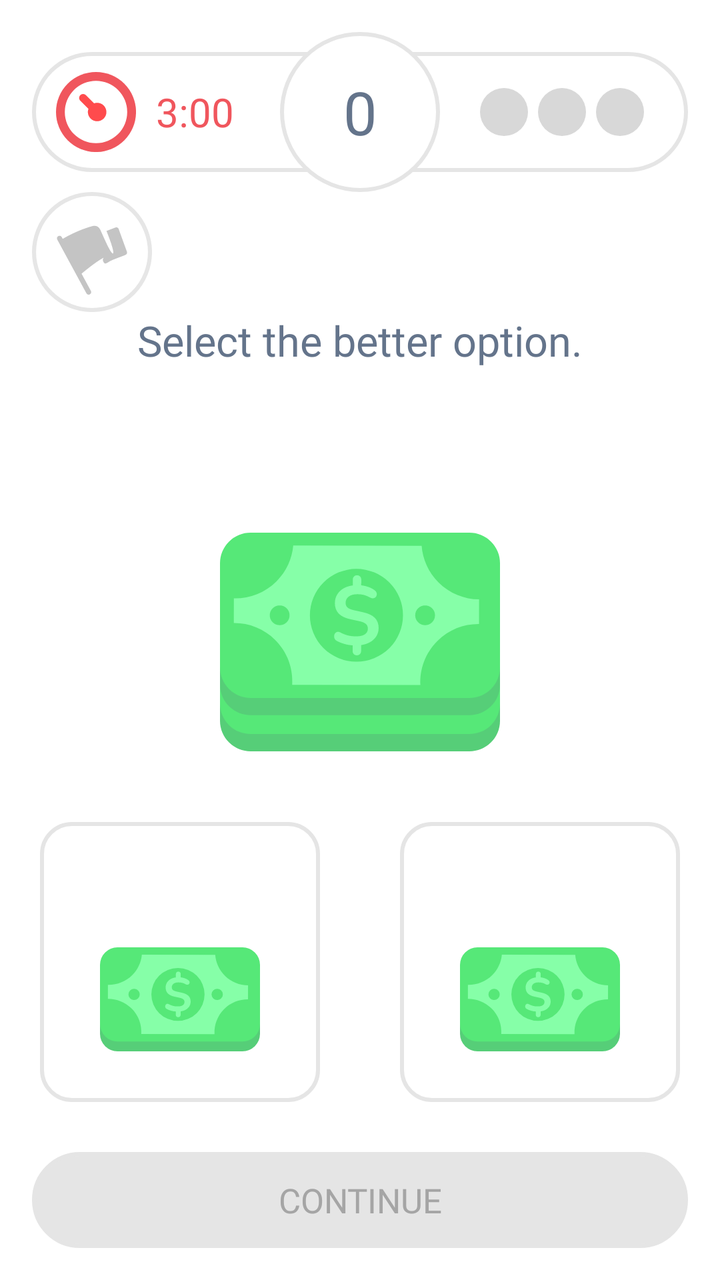
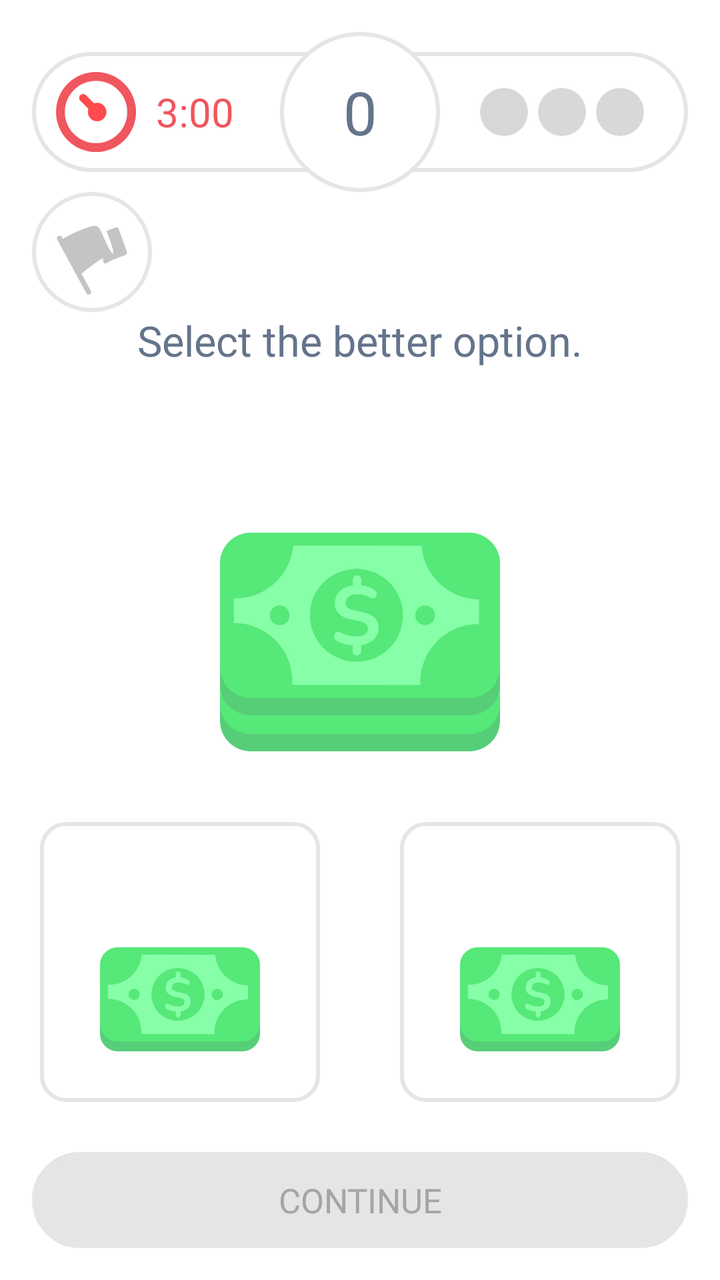

Two renders of the same Android screen: before a commit and after it. Below are the layout's source before the change and the commit's diff.
<!-- AndroidManifest.xml: application theme Theme.Tetragon -->
<!-- res/layout/activity_ui_cash_storm.xml -->
<?xml version="1.0" encoding="utf-8"?>
<androidx.constraintlayout.widget.ConstraintLayout xmlns:android="http://schemas.android.com/apk/res/android"
    xmlns:app="http://schemas.android.com/apk/res-auto"
    xmlns:tools="http://schemas.android.com/tools"
    android:id="@+id/main"
    android:layout_width="match_parent"
    android:layout_height="match_parent"
    android:background="@color/white"
    tools:context=".ui.uiCashStorm.UiCashStormActivity">

    
    <LinearLayout
        android:id="@+id/internetConnection"
        android:layout_width="0dp"
        android:layout_height="wrap_content"
        android:background="@color/gray_3"
        android:gravity="center"
        android:orientation="horizontal"
        android:padding="10dp"
        android:visibility="gone"
        app:layout_constraintEnd_toEndOf="parent"
        app:layout_constraintStart_toStartOf="parent"
        app:layout_constraintTop_toTopOf="parent">

        <ImageView
            android:layout_width="20dp"
            android:layout_height="20dp"
            android:layout_marginEnd="10dp"
            android:src="@drawable/internet_lost" />

        <TextView
            android:layout_width="wrap_content"
            android:layout_height="wrap_content"
            android:fontFamily="@font/inter_semibold"
            android:text="YOU ARE OFFLINE"
            android:textColor="@color/black_3"
            android:textSize="14sp" />
    </LinearLayout>

    <LinearLayout
        android:id="@+id/offlineContainer"
        android:layout_width="0dp"
        android:layout_height="0dp"
        android:gravity="center"
        android:orientation="vertical"
        android:padding="16dp"
        android:visibility="gone"
        app:layout_constraintBottom_toBottomOf="parent"
        app:layout_constraintEnd_toEndOf="parent"
        app:layout_constraintStart_toStartOf="parent"
        app:layout_constraintTop_toBottomOf="@id/internetConnection">

        <app.rive.runtime.kotlin.RiveAnimationView
            android:id="@+id/internet_mr_square"
            android:layout_width="260dp"
            android:layout_height="180dp"
            app:riveAutoPlay="true"
            app:riveResource="@raw/no_internet_mr_square"
            app:riveStateMachine="State Machine 1" />

        <TextView
            android:id="@+id/offlineTitle"
            android:layout_width="wrap_content"
            android:layout_height="wrap_content"
            android:layout_marginTop="8dp"
            android:fontFamily="@font/inter_semibold"
            android:text="App is currently unavailable."
            android:textColor="@color/black_3"
            android:textSize="18sp" />

        <TextView
            android:id="@+id/offlineSubtitle"
            android:layout_width="wrap_content"
            android:layout_height="wrap_content"
            android:layout_marginTop="4dp"
            android:fontFamily="@font/inter_medium"
            android:gravity="center"
            android:text="Check your connection or try again later!"
            android:textAlignment="center"
            android:textColor="@color/gray_1"
            android:textSize="14sp" />

    </LinearLayout>

    
    <androidx.constraintlayout.widget.ConstraintLayout
        android:id="@+id/mainContent"
        android:layout_width="0dp"
        android:layout_height="0dp"
        app:layout_constraintBottom_toBottomOf="parent"
        app:layout_constraintEnd_toEndOf="parent"
        app:layout_constraintStart_toStartOf="parent"
        app:layout_constraintTop_toBottomOf="@id/internetConnection">

        <androidx.constraintlayout.widget.ConstraintLayout
            android:layout_width="match_parent"
            android:layout_height="match_parent"
            android:fitsSystemWindows="true">


            <androidx.constraintlayout.widget.ConstraintLayout
                android:layout_width="match_parent"
                android:layout_height="match_parent"
                android:padding="16dp">

                <ImageView
                    android:id="@+id/signFlag"
                    android:layout_width="60dp"
                    android:layout_height="60dp"
                    android:contentDescription="Score circle"
                    android:src="@drawable/sign_flag"
                    app:layout_constraintStart_toStartOf="parent"
                    app:layout_constraintTop_toBottomOf="@+id/topBarContainer" />

                
                <FrameLayout
                    android:id="@+id/topBarContainer"
                    android:layout_width="0dp"
                    android:layout_height="wrap_content"
                    android:clipChildren="false"
                    android:clipToPadding="false"
                    app:layout_constraintEnd_toEndOf="parent"
                    app:layout_constraintStart_toStartOf="parent"
                    app:layout_constraintTop_toTopOf="parent">

                    
                    <LinearLayout
                        android:id="@+id/timerMistakeBar"
                        android:layout_width="match_parent"
                        android:layout_height="60dp"
                        android:layout_gravity="center"
                        android:background="@drawable/top_bar_background"
                        android:clipChildren="false"
                        android:clipToPadding="false"
                        android:gravity="center_vertical"
                        android:orientation="horizontal"
                        android:paddingStart="12dp"
                        android:paddingEnd="12dp">

                        
                        <LinearLayout
                            android:layout_width="0dp"
                            android:layout_height="wrap_content"
                            android:layout_weight="1"
                            android:gravity="center_vertical"
                            android:orientation="horizontal">

                            <ImageView
                                android:id="@+id/clockIcon"
                                android:layout_width="40dp"
                                android:layout_height="40dp"
                                android:src="@drawable/ic_clock" />

                            <TextView
                                android:id="@+id/timerText"
                                android:layout_width="wrap_content"
                                android:layout_height="wrap_content"
                                android:layout_marginStart="10dp"
                                android:fontFamily="@font/inter_semibold"
                                android:text="3:00"
                                android:textColor="#f0565d"
                                android:textSize="20sp" />
                        </LinearLayout>

                        
                        <LinearLayout
                            android:layout_width="0dp"
                            android:layout_height="wrap_content"
                            android:layout_weight="1"
                            android:gravity="end|center_vertical"
                            android:orientation="horizontal"
                            android:paddingRight="10dp">

                            <ImageView
                                android:id="@+id/mistake1"
                                android:layout_width="24dp"
                                android:layout_height="24dp"
                                android:layout_marginEnd="5dp"
                                android:src="@drawable/circle_empty" />

                            <ImageView
                                android:id="@+id/mistake2"
                                android:layout_width="24dp"
                                android:layout_height="24dp"
                                android:layout_marginEnd="5dp"
                                android:src="@drawable/circle_empty" />

                            <ImageView
                                android:id="@+id/mistake3"
                                android:layout_width="24dp"
                                android:layout_height="24dp"
                                android:src="@drawable/circle_empty" />
                        </LinearLayout>
                    </LinearLayout>

                    
                    <FrameLayout
                        android:id="@+id/scoreCircleContainer"
                        android:layout_width="80dp"
                        android:layout_height="80dp"
                        android:layout_gravity="center"
                        android:clipChildren="false"
                        android:clipToPadding="false"
                        android:translationY="0dp">

                        <ImageView
                            android:id="@+id/scoreCircle"
                            android:layout_width="match_parent"
                            android:layout_height="match_parent"
                            android:contentDescription="Score circle"
                            android:src="@drawable/circle_background" />

                        <TextView
                            android:id="@+id/scoreText"
                            android:layout_width="match_parent"
                            android:layout_height="match_parent"
                            android:fontFamily="@font/inter_semibold"
                            android:gravity="center"
                            android:text="0"
                            android:textColor="#64748b"
                            android:textSize="30sp" />
                    </FrameLayout>
                </FrameLayout>

                <LinearLayout
                    android:id="@+id/game_content_area"
                    android:layout_width="0dp"
                    android:layout_height="wrap_content"
                    android:gravity="center"
                    android:orientation="vertical"
                    app:layout_constraintBottom_toTopOf="@+id/enabledButtonFrame"
                    app:layout_constraintEnd_toEndOf="parent"
                    app:layout_constraintStart_toStartOf="parent"
                    app:layout_constraintTop_toBottomOf="@+id/signFlag"
                    app:layout_constraintVertical_bias="0.3">

                    <TextView
                        android:id="@+id/instructionText"
                        android:layout_width="wrap_content"
                        android:layout_height="wrap_content"
                        android:layout_marginBottom="12dp"
                        android:fontFamily="@font/inter_semibold"
                        android:text="Select the better option."
                        android:textColor="@color/text_color"
                        android:textSize="21sp" />

                    <TextView
                        android:id="@+id/total_balance_text"
                        android:layout_width="wrap_content"
                        android:layout_height="wrap_content"
                        android:fontFamily="@font/inter_bold"
                        android:text=""
                        android:textColor="@color/text_color"
                        android:textSize="48sp" />

                    <ImageView
                        android:id="@+id/mainCashIcon"
                        android:layout_width="140dp"
                        android:layout_height="140dp"
                        android:layout_marginTop="-10dp"
                        android:src="@drawable/two_cash" />

                    <LinearLayout
                        android:layout_width="match_parent"
                        android:layout_height="wrap_content"
                        android:gravity="center"
                        android:orientation="horizontal">

                        <LinearLayout
                            android:id="@+id/option_card_1"
                            android:layout_width="140dp"
                            android:layout_height="140dp"
                            android:layout_margin="20dp"
                            android:background="@drawable/custom_background_two"
                            android:clickable="true"
                            android:focusable="true"
                            android:gravity="center"
                            android:orientation="vertical">

                            <TextView
                                android:layout_width="wrap_content"
                                android:layout_height="wrap_content"
                                android:fontFamily="@font/inter_bold"
                                android:text=""
                                android:textColor="@color/text_color"
                                android:textSize="28sp" />

                            <ImageView
                                android:layout_width="80dp"
                                android:layout_height="60dp"
                                android:src="@drawable/one_cash" />
                        </LinearLayout>

                        <LinearLayout
                            android:id="@+id/option_card_2"
                            android:layout_width="140dp"
                            android:layout_height="140dp"
                            android:layout_margin="20dp"
                            android:background="@drawable/custom_background_two"
                            android:clickable="true"
                            android:focusable="true"
                            android:gravity="center"
                            android:orientation="vertical">

                            <TextView
                                android:layout_width="wrap_content"
                                android:layout_height="wrap_content"
                                android:fontFamily="@font/inter_bold"
                                android:text=""
                                android:textColor="@color/text_color"
                                android:textSize="28sp" />

                            <ImageView
                                android:layout_width="80dp"
                                android:layout_height="60dp"
                                android:src="@drawable/one_cash" />
                        </LinearLayout>
                    </LinearLayout>
                </LinearLayout>

                <FrameLayout
                    android:id="@+id/enabledButtonFrame"
                    android:layout_width="match_parent"
                    android:layout_height="wrap_content"
                    android:clipChildren="false"
                    android:clipToPadding="false"
                    android:paddingBottom="5dp"
                    android:visibility="invisible"
                    app:layout_constraintBottom_toBottomOf="parent"
                    app:layout_constraintEnd_toEndOf="parent">

                    
                    <View
                        android:layout_width="match_parent"
                        android:layout_height="48dp"
                        android:background="@drawable/custom_button"
                        android:backgroundTint="@color/blue_1"
                        android:translationY="5dp" />

                    
                    <Button
                        android:id="@+id/enabledButton"
                        android:layout_width="match_parent"
                        android:layout_height="48dp"
                        android:layout_gravity="center"
                        android:background="@drawable/main_button"
                        android:backgroundTint="@null"
                        android:fontFamily="@font/inter_semibold"
                        android:letterSpacing="0"
                        android:stateListAnimator="@drawable/button_animator"
                        android:text="@string/continue_text"
                        android:textColor="#FFFFFF"
                        android:textSize="17sp"
                        app:backgroundTint="@color/blue_2" />
                </FrameLayout>

                
                <FrameLayout
                    android:id="@+id/disabledButtonFrame"
                    android:layout_width="match_parent"
                    android:layout_height="wrap_content"
                    android:clipChildren="false"
                    android:clipToPadding="false"
                    android:paddingBottom="5dp"
                    android:visibility="visible"
                    app:layout_constraintBottom_toBottomOf="parent"
                    app:layout_constraintEnd_toEndOf="parent">

                    
                    <View
                        android:layout_width="match_parent"
                        android:layout_height="48dp"
                        android:background="@drawable/custom_button"
                        android:backgroundTint="#E5E5E5"
                        android:translationY="5dp" />

                    
                    <TextView
                        android:layout_width="match_parent"
                        android:layout_height="48dp"
                        android:fontFamily="@font/inter_semibold"
                        android:gravity="center"
                        android:text="@string/continue_text"
                        android:textColor="#A5A5A5"
                        android:textSize="17sp"
                        android:translationY="5dp" />
                </FrameLayout>

            </androidx.constraintlayout.widget.ConstraintLayout>


            
            <FrameLayout
                android:id="@+id/countdownOverlay"
                android:layout_width="0dp"
                android:layout_height="0dp"
                android:background="#5C404040"
                android:padding="0dp"
                android:visibility="gone"
                app:layout_constraintBottom_toBottomOf="parent"
                app:layout_constraintEnd_toEndOf="parent"
                app:layout_constraintStart_toStartOf="parent"
                app:layout_constraintTop_toTopOf="parent">

                <TextView
                    android:id="@+id/countdownText"
                    android:layout_width="wrap_content"
                    android:layout_height="wrap_content"
                    android:layout_gravity="center"
                    android:fontFamily="@font/inter_semibold"
                    android:text="3"
                    android:textColor="#FFFFFF"
                    android:textSize="100sp" />

                
                <ImageView
                    android:id="@+id/afterCountdownImage"
                    android:layout_width="wrap_content"
                    android:layout_height="wrap_content"
                    android:layout_gravity="center"
                    android:contentDescription="After countdown image"
                    android:src="@drawable/cash_go"
                    android:visibility="gone" />

            </FrameLayout>


        </androidx.constraintlayout.widget.ConstraintLayout>
    </androidx.constraintlayout.widget.ConstraintLayout>

</androidx.constraintlayout.widget.ConstraintLayout>
<!-- resources referenced by this layout -->
<resources>
  <color name="black_3">#4d4d4d</color>
  <color name="blue_1">#0d9ffb</color>
  <color name="blue_2">#11C7FF</color>
  <color name="gray_1">#A5A5A5</color>
  <color name="gray_3">#FAFAFA</color>
  <color name="text_color">#64748b</color>
  <color name="white">#FFFFFFFF</color>
  <!-- drawable button_animator (drawable) -->
  <?xml version="1.0" encoding="utf-8"?>
  <selector xmlns:android="http://schemas.android.com/apk/res/android">
  
      
      <item android:state_pressed="true">
          <objectAnimator
              android:propertyName="translationY"
              android:valueTo="5dp"
              android:duration="0" />
      </item>
  
      
      <item>
          <objectAnimator
              android:propertyName="translationY"
              android:valueTo="0dp"
              android:duration="0" />
      </item>
  
  </selector>
  <!-- drawable circle_background (drawable) -->
  <shape xmlns:android="http://schemas.android.com/apk/res/android" android:shape="oval">
      <solid android:color="#FFFFFF"/> 
      <stroke android:width="2dp" android:color="#E5E5E5"/> 
  </shape>
  <!-- drawable circle_empty (drawable) -->
  <vector xmlns:android="http://schemas.android.com/apk/res/android"
      android:width="29.92dp"
      android:height="29.92dp"
      android:viewportWidth="29.92"
      android:viewportHeight="29.92">
    <path
        android:pathData="M14.96,14.96m-14.96,0a14.96,14.96 0,1 1,29.92 0a14.96,14.96 0,1 1,-29.92 0"
        android:fillColor="#d8d8d8"/>
  </vector>
  <!-- drawable custom_background_two (drawable) -->
  <?xml version="1.0" encoding="utf-8"?>
  <shape xmlns:android="http://schemas.android.com/apk/res/android"
      android:shape="rectangle">
      <solid android:color="#ffffff"/>
      <stroke android:color="#e5e5e5"
          android:width="2dp"/>
      <corners android:radius="15dp"/>
  </shape>
  <!-- drawable custom_button (drawable) -->
  <?xml version="1.0" encoding="utf-8"?>
  <shape xmlns:android="http://schemas.android.com/apk/res/android"
      android:shape="rectangle">
      <solid android:color="#ffffff"/>
      <stroke android:color="#e5e5e5"
          android:width="2dp"/>
      <corners android:radius="100dp"/>
  </shape>
  <!-- drawable main_button (drawable) -->
  <?xml version="1.0" encoding="utf-8"?>
  <shape xmlns:android="http://schemas.android.com/apk/res/android"
      android:shape="rectangle">
      <solid android:color="#079fff"/>
      <stroke android:color="#0060e2"
          android:width="2dp"/>
      <corners android:radius="100dp"/>
  </shape>
  <!-- drawable top_bar_background (drawable) -->
  <shape xmlns:android="http://schemas.android.com/apk/res/android" android:shape="rectangle">
      <solid android:color="#FFFFFF"/> 
      <stroke android:width="2dp" android:color="#E5E5E5"/> 
      <corners android:radius="100dp"/> 
  </shape>
  <string name="continue_text">CONTINUE</string>
  <style name="Theme.Tetragon" parent="Base.Theme.Tetragon" />
  <style name="Base.Theme.Tetragon" parent="Theme.Material3.DayNight.NoActionBar">
          
          
          <item name="android:statusBarColor">@color/white</item>
          <item name="android:navigationBarColor">@color/white</item>
          
          <item name="android:windowLightStatusBar">true</item>
      </style>
  <!-- unchanged entries left out for length: 6 -->
</resources>

<!-- the commit's change to res/layout/activity_ui_cash_storm.xml (unified diff, before → after) -->
@@ -271,7 +271,7 @@
                             android:layout_width="140dp"
                             android:layout_height="140dp"
                             android:layout_margin="20dp"
-                            android:background="@drawable/custom_background_two"
+                            android:background="@drawable/answer_default_box"
                             android:clickable="true"
                             android:focusable="true"
                             android:gravity="center"
@@ -296,7 +296,7 @@
                             android:layout_width="140dp"
                             android:layout_height="140dp"
                             android:layout_margin="20dp"
-                            android:background="@drawable/custom_background_two"
+                            android:background="@drawable/answer_default_box"
                             android:clickable="true"
                             android:focusable="true"
                             android:gravity="center"
<!-- resource entries referenced after the edit -->
@@ -7,6 +7,15 @@
   <color name="gray_3">#FAFAFA</color>
   <color name="text_color">#64748b</color>
   <color name="white">#FFFFFFFF</color>
+  <!-- drawable answer_default_box (drawable) -->
+  <?xml version="1.0" encoding="utf-8"?>
+  <shape xmlns:android="http://schemas.android.com/apk/res/android"
+      android:shape="rectangle">
+      <solid android:color="@color/white"/>
+      <stroke android:color="#e5e5e5"
+          android:width="2dp"/>
+      <corners android:radius="12dp"/>
+  </shape>
   <!-- drawable button_animator (drawable) -->
   <?xml version="1.0" encoding="utf-8"?>
   <selector xmlns:android="http://schemas.android.com/apk/res/android">
@@ -43,15 +52,6 @@
         android:pathData="M14.96,14.96m-14.96,0a14.96,14.96 0,1 1,29.92 0a14.96,14.96 0,1 1,-29.92 0"
         android:fillColor="#d8d8d8"/>
   </vector>
-  <!-- drawable custom_background_two (drawable) -->
-  <?xml version="1.0" encoding="utf-8"?>
-  <shape xmlns:android="http://schemas.android.com/apk/res/android"
-      android:shape="rectangle">
-      <solid android:color="#ffffff"/>
-      <stroke android:color="#e5e5e5"
-          android:width="2dp"/>
-      <corners android:radius="15dp"/>
-  </shape>
   <!-- drawable custom_button (drawable) -->
   <?xml version="1.0" encoding="utf-8"?>
   <shape xmlns:android="http://schemas.android.com/apk/res/android"
